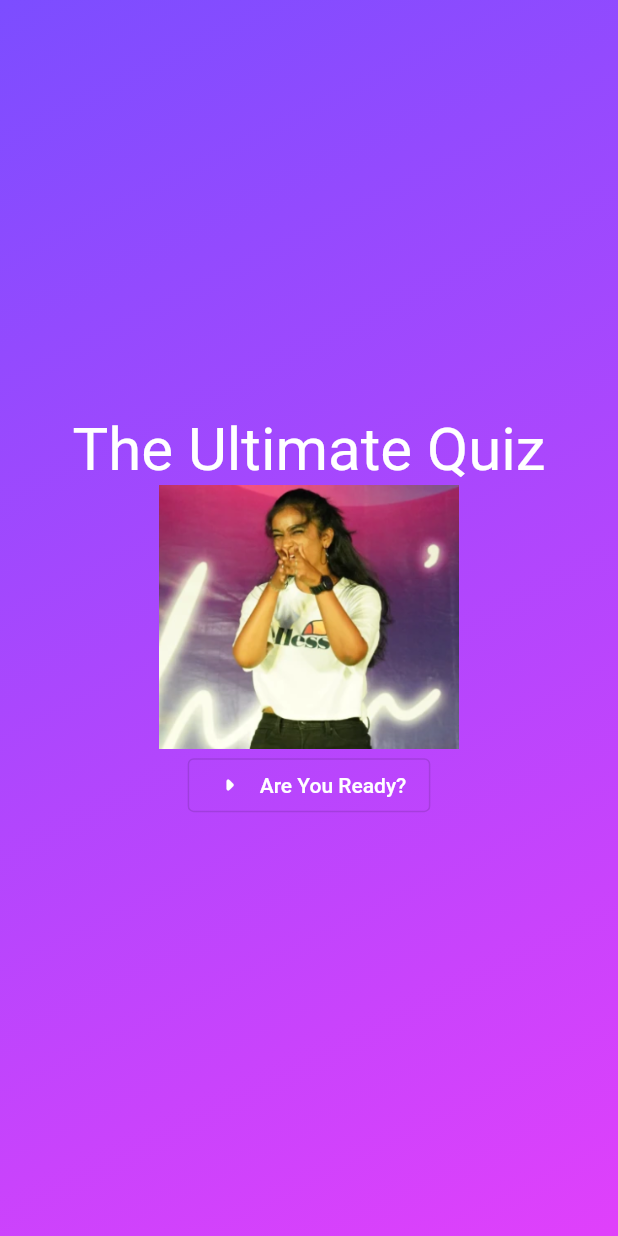
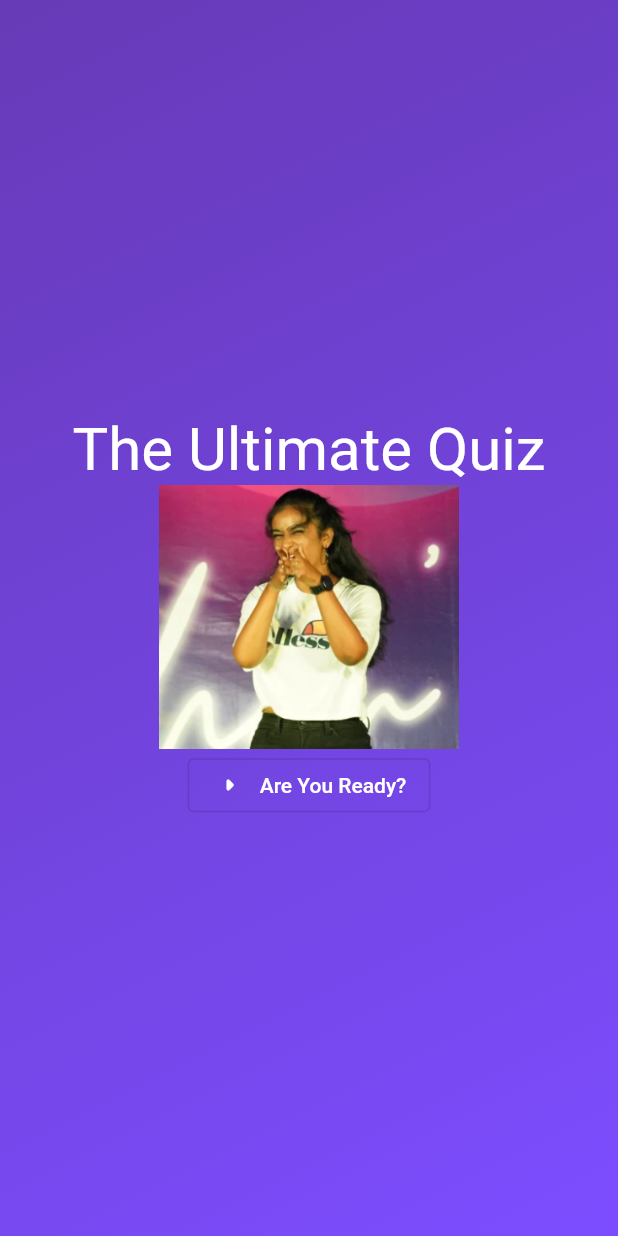
Before and after one commit to Nooberd-Incompat/quizapp_having_randompics, a Flutter app: the screen it shows after launch, on a phone screen of 412 x 824 dp. Run offline on Flutter 3.47's test engine with Material 2 defaults, Android fonts, the phone set to English and light mode, and no system bars.

Commit message:
day 4 today... done around 9 lectures, might continue later today

```diff
--- /dev/null
+++ b/lib/data/questions.dart
@@ -0,0 +1,8 @@
+import 'package:quiz/models/quiz_questions.dart';
+
+const questions = [
+  QuizQuestion(
+    "What is the name of this person? ",
+    ['Harshit', 'Pranav', 'Ayush', 'Srinidhi'],
+  )
+];
--- a/lib/gradient_container.dart
+++ /dev/null
@@ -1,27 +0,0 @@
-import 'package:flutter/material.dart';
-import 'package:quiz/intro_pic.dart';
-
-class GradientContainer extends StatelessWidget {
-  const GradientContainer(this.color1, this.color2, {super.key});
-
-  const GradientContainer.purple({super.key})
-      : color1 = Colors.deepPurpleAccent,
-        color2 = Colors.purpleAccent;
-
-  final Color color1;
-  final Color color2;
-
-  @override
-  Widget build(context) {
-    return Container(
-      decoration: BoxDecoration(
-        gradient: LinearGradient(
-          colors: [color1, color2],
-          begin: Alignment.topLeft,
-          end: Alignment.bottomRight,
-        ),
-      ),
-      child: const Center(child: InPic()),
-    );
-  }
-}
--- a/lib/intro_pic.dart
+++ b/lib/intro_pic.dart
@@ -1,19 +1,9 @@
 import 'package:flutter/material.dart';
 
-class InPic extends StatefulWidget {
-  const InPic({super.key});
-  @override
-  State<InPic> createState() {
-    return _Shower();
-  }
-}
+class InPic extends StatelessWidget {
+  const InPic(this.startQuiz, {super.key});
 
-class _Shower extends State<InPic> {
-  void rollDice() {
-    setState(() {
-      const Text("Real");
-    });
-  }
+  final void Function() startQuiz;
 
   @override
   Widget build(context) {
@@ -37,12 +27,11 @@ class _Shower extends State<InPic> {
           //color: const Color.fromARGB(36, 255, 255, 255),
         ),
         OutlinedButton.icon(
-          onPressed: rollDice,
+          onPressed: startQuiz,
           style: OutlinedButton.styleFrom(foregroundColor: Colors.white),
           icon: const Icon(Icons.arrow_right_rounded),
           label: const Text('Are You Ready?'),
         )
       ],
     );
-  }
-}
+  }}
--- a/lib/main.dart
+++ b/lib/main.dart
@@ -1,5 +1,4 @@
 import 'package:flutter/material.dart';
-import 'package:quiz/gradient_container.dart';
 import 'package:quiz/quiz.dart';
 
 void main() {
--- /dev/null
+++ b/lib/models/quiz_questions.dart
@@ -0,0 +1,7 @@
+class QuizQuestion {
+  const QuizQuestion(this.text, this.answers);
+
+  final String text;
+  final List<String> answers;
+
+}
--- a/lib/quiz.dart
+++ b/lib/quiz.dart
@@ -1,5 +1,6 @@
 import 'package:flutter/material.dart';
-import 'package:quiz/gradient_container.dart';
+import 'package:quiz/questions_screen.dart';
+import 'package:quiz/intro_pic.dart';
 
 class Quiz extends StatefulWidget {
   const Quiz({super.key});
@@ -11,11 +12,40 @@ class Quiz extends StatefulWidget {
 }
 
 class _QuizState extends State<Quiz> {
+  // Widget activeScreen = const InPic(switchScreen); here, we are initializing the method in the same time as we are
+  // creating the activeScreen variable
+
+  var activeScreen = 'intro-screen';
+
   @override
+  // void initState() {
+  //   activeScreen = 'intro-screen';
+  //   super.initState();
+  // }
+
+  void switchScreen() {
+    setState(() {
+      activeScreen = 'questions-screen';
+    });
+  }
+
   Widget build(context) {
-    return const MaterialApp(
+    return MaterialApp(
       home: Scaffold(
-        body: GradientContainer.purple(),
+        body: Container(
+          decoration: const BoxDecoration(
+            gradient: LinearGradient(
+              colors: [Colors.deepPurple, Colors.deepPurpleAccent],
+              begin: Alignment.topLeft,
+              end: Alignment.bottomRight,
+            ),
+          ),
+          child: Center(
+            child: activeScreen == 'intro-screen'
+                ? InPic(switchScreen)
+                : const QuestionsScreen(),
+          ),
+        ),
       ),
     );
   }
```
